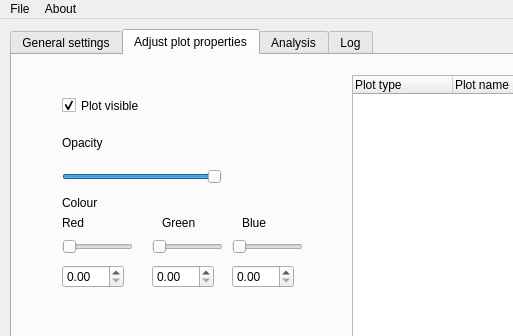
RittmanResearch/maybrain, file mayBrain.ui: the form before one commit; both pictures show x 0 to 513 and y 0 to 336 of the 863 by 605 pixel window.
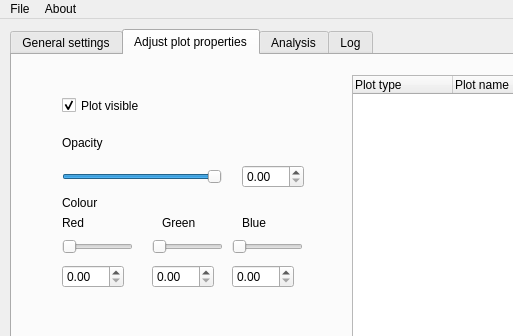
The form after the commit.

Commit message: minor changes to ui and output added to findEdgeLengths fn

```diff
--- a/mayBrain.ui
+++ b/mayBrain.ui
@@ -660,6 +660,16 @@
        <bool>true</bool>
       </property>
      </widget>
+     <widget class="QDoubleSpinBox" name="opacityBox">
+      <property name="geometry">
+       <rect>
+        <x>230</x>
+        <y>110</y>
+        <width>62</width>
+        <height>23</height>
+       </rect>
+      </property>
+     </widget>
     </widget>
     <widget class="QWidget" name="tab_3">
      <attribute name="title">
```
Left out of the diff: 6 changed lines with no effect on the pictures. The commit also changes 1 other file.
